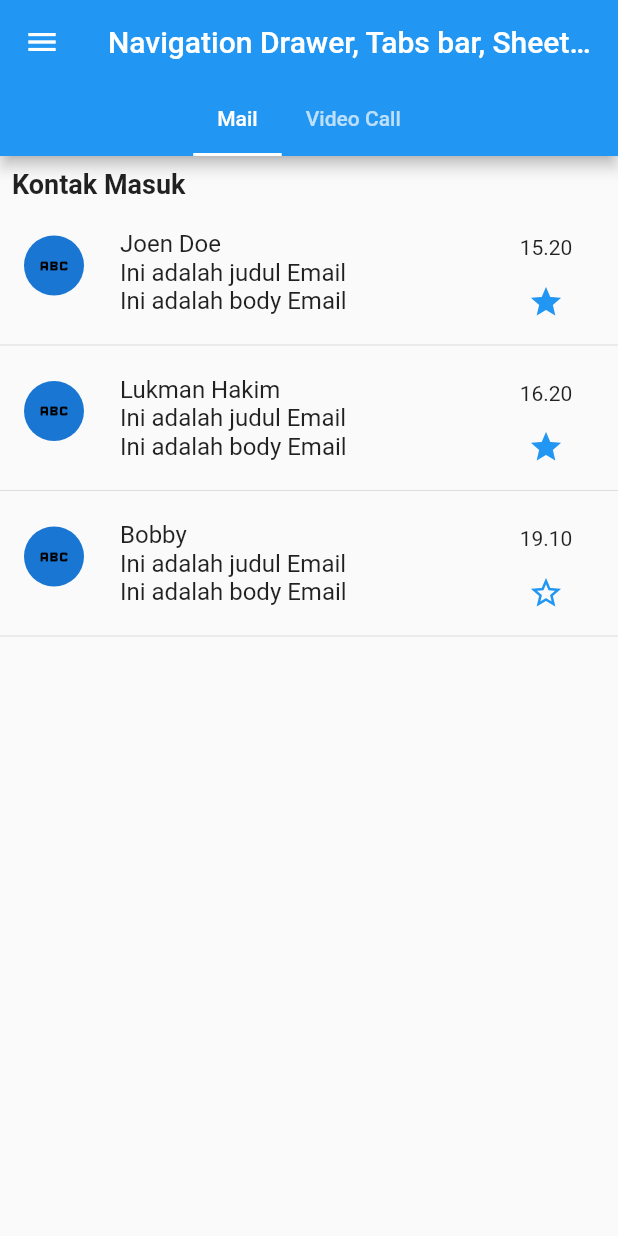
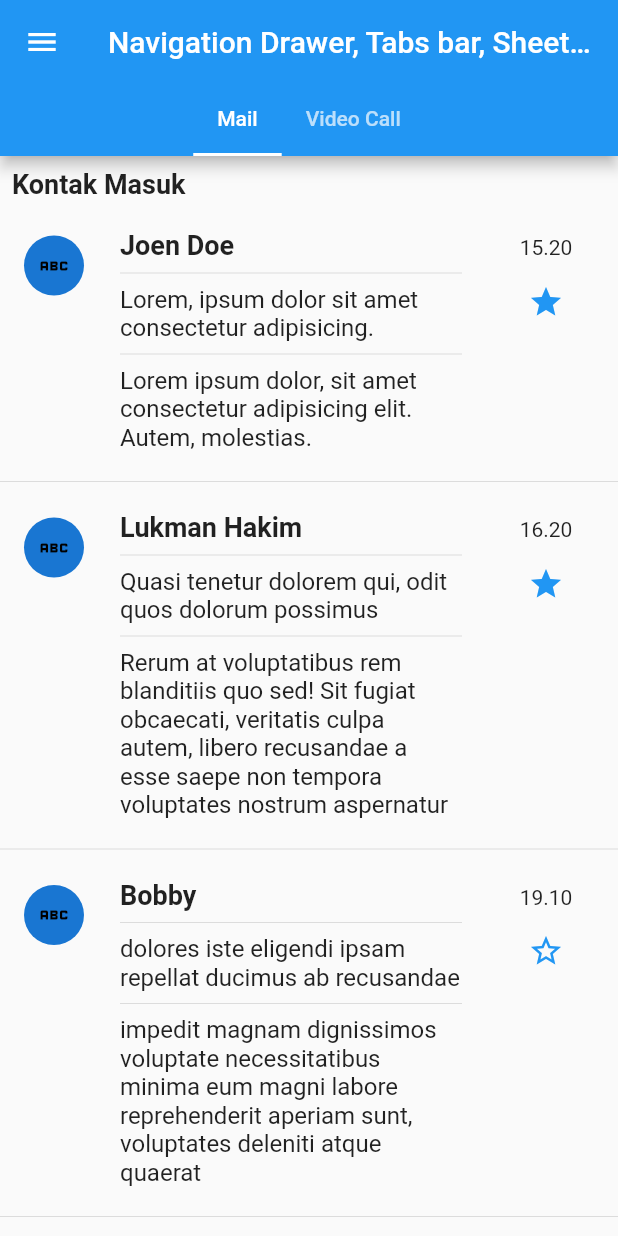
Before and after one commit to letman16/tugas_project_mobile_front_end, a Flutter app: the Minggu09 screen opened directly, on a phone screen of 412 x 824 dp. Run offline on Flutter 3.47's test engine with Material 2 defaults, Android fonts, the phone set to English and light mode, and no system bars; our stand-ins replace carousel_slider, image_picker; missing offline and left inert: dart:js_util; network calls fail.

Commit message:
finalisasi 1

```diff
--- a/lib/minggu09/minggu09.dart
+++ b/lib/minggu09/minggu09.dart
@@ -1,5 +1,6 @@
 import 'package:flutter/material.dart';
 import 'package:provider/provider.dart';
+import 'package:tugas_kelompok/main.dart';
 import 'package:tugas_kelompok/minggu09/minggu09_provider.dart';
 import 'package:tugas_kelompok/minggu09/open_email.dart';
 
@@ -12,7 +13,6 @@ class Minggu09 extends StatefulWidget {
 
 class _Minggu09State extends State<Minggu09> {
   List<Map<String, dynamic>> _listemail = [];
-  List<Map<String, dynamic>> _typeEmail = [];
   @override
   void initState() {
     super.initState();
@@ -62,7 +62,7 @@ class _Minggu09State extends State<Minggu09> {
                             mainAxisAlignment: MainAxisAlignment.center,
                             children: [
                               Text(
-                                "Joen Doe",
+                                "Kelompok 8",
                                 style: TextStyle(
                                     color: Colors.white,
                                     fontWeight: FontWeight.bold),
@@ -71,7 +71,7 @@ class _Minggu09State extends State<Minggu09> {
                                 height: 5,
                               ),
                               Text(
-                                "joen@mail.com",
+                                "kelompok8@mail.com",
                                 style: TextStyle(
                                     color: Colors.white,
                                     fontWeight: FontWeight.bold),
@@ -136,6 +136,19 @@ class _Minggu09State extends State<Minggu09> {
                   leading: const Icon(Icons.info),
                   title: const Text("Info"),
                   trailing: const Icon(Icons.keyboard_arrow_right_outlined),
+                ),
+                const Divider(),
+                ListTile(
+                  onTap: () {
+                    Navigator.pop(context);
+                    Navigator.push(context,
+                        MaterialPageRoute(builder: (context) {
+                      return const MyApp();
+                    }));
+                  },
+                  leading: const Icon(Icons.home),
+                  title: const Text("Home"),
+                  trailing: const Icon(Icons.keyboard_arrow_left_outlined),
                 )
               ],
             ),
@@ -152,9 +165,8 @@ class _Minggu09State extends State<Minggu09> {
                     )),
                 Column(
                   children: _listemail.asMap().entries.map((entry) {
-                    var index = entry.key;
+                    // var index = entry.key;
                     var data = entry.value;
-                    String nama_pengirim = data['nama_pengirim'];
                     return Column(
                       children: [
                         ListTile(
@@ -174,13 +186,25 @@ class _Minggu09State extends State<Minggu09> {
                             ),
                           ),
                           title: Padding(
-                            padding: EdgeInsets.all(8.0),
+                            padding: const EdgeInsets.all(8.0),
                             child: Column(
                               crossAxisAlignment: CrossAxisAlignment.start,
                               children: [
-                                Text(nama_pengirim),
-                                Text(data['title_email']),
-                                Text(data['body_email'])
+                                Text(
+                                  data['nama_pengirim'],
+                                  style: const TextStyle(
+                                      fontWeight: FontWeight.bold,
+                                      fontSize: 18),
+                                ),
+                                const Divider(),
+                                Text(
+                                  data['title_email'],
+                                  style: const TextStyle(fontSize: 16),
+                                ),
+                                const Divider(),
+                                Text(
+                                  data['body_email'],
+                                )
                               ],
                             ),
                           ),
--- a/lib/minggu09/minggu09_provider.dart
+++ b/lib/minggu09/minggu09_provider.dart
@@ -12,8 +12,9 @@ class Minggu09Provider extends ChangeNotifier {
     {
       "id_email": "AB",
       "nama_pengirim": "Joen Doe",
-      "title_email": "Ini adalah judul Email",
-      "body_email": "Ini adalah body Email",
+      "title_email": "Lorem, ipsum dolor sit amet consectetur adipisicing.",
+      "body_email":
+          "Lorem ipsum dolor, sit amet consectetur adipisicing elit. Autem, molestias.",
       "kategori_email": "Kontak Masuk",
       "tanggal_email": "15.20",
       "star": true
@@ -21,8 +22,9 @@ class Minggu09Provider extends ChangeNotifier {
     {
       "id_email": "AC",
       "nama_pengirim": "Lukman Hakim",
-      "title_email": "Ini adalah judul Email",
-      "body_email": "Ini adalah body Email",
+      "title_email": "Quasi tenetur dolorem qui, odit quos dolorum possimus",
+      "body_email":
+          "Rerum at voluptatibus rem blanditiis quo sed! Sit fugiat obcaecati, veritatis culpa autem, libero recusandae a esse saepe non tempora voluptates nostrum aspernatur",
       "kategori_email": "Kontak Masuk",
       "tanggal_email": "16.20",
       "star": true
@@ -30,8 +32,10 @@ class Minggu09Provider extends ChangeNotifier {
     {
       "id_email": "AD",
       "nama_pengirim": "Jikky",
-      "title_email": "Ini adalah judul Email",
-      "body_email": "Ini adalah body Email",
+      "title_email":
+          "officia magnam reprehenderit illum harum sunt voluptatum fugit",
+      "body_email":
+          "libero recusandae a esse saepe non tempora voluptates nostrum aspernatur illo deserunt? Illo dolores iste eligendi ipsam repellat ducimus ab recusandae velit!",
       "kategori_email": "Spam",
       "tanggal_email": "17.50",
       "star": false
@@ -39,8 +43,10 @@ class Minggu09Provider extends ChangeNotifier {
     {
       "id_email": "AE",
       "nama_pengirim": "Bobby",
-      "title_email": "Ini adalah judul Email",
-      "body_email": "Ini adalah body Email",
+      "title_email":
+          "dolores iste eligendi ipsam repellat ducimus ab recusandae",
+      "body_email":
+          "impedit magnam dignissimos voluptate necessitatibus minima eum magni labore reprehenderit aperiam sunt, voluptates deleniti atque quaerat",
       "kategori_email": "Kontak Masuk",
       "tanggal_email": "19.10",
       "star": false
@@ -48,8 +54,9 @@ class Minggu09Provider extends ChangeNotifier {
     {
       "id_email": "AF",
       "nama_pengirim": "M. Aulia Kahfi",
-      "title_email": "Ini adalah judul Email",
-      "body_email": "Ini adalah body Email",
+      "title_email": "eritatis culpa autem, libero recusandae a esse saepe ",
+      "body_email":
+          "amet adipisci ad veniam id delectus tempora doloremque accusamus obcaecati tenetur, impedit magnam dignissimos voluptate necessitatibus minima eum magni labore reprehenderit aperiam sunt, voluptates deleniti atque quaerat",
       "kategori_email": "Spam",
       "tanggal_email": "21.12",
       "star": false
```
Also changed, not shown: lib/main.dart (+32 -17 lines), lib/minggu09/open_email.dart (+13 -11 lines).
